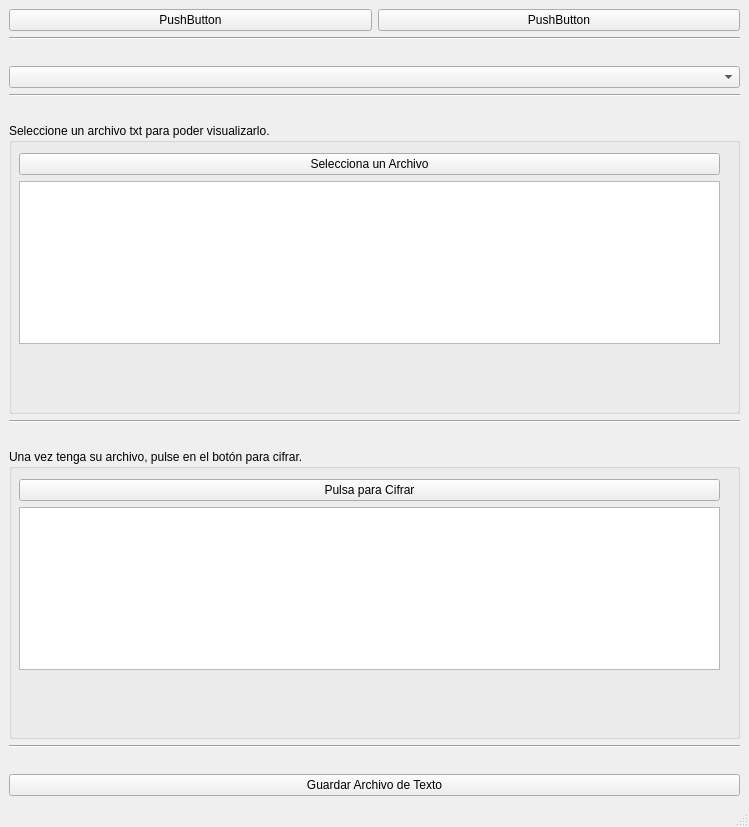
69-bits/CriptoAnalisis, file CriptoAnalisis/mainwindow.ui: the form before one commit.
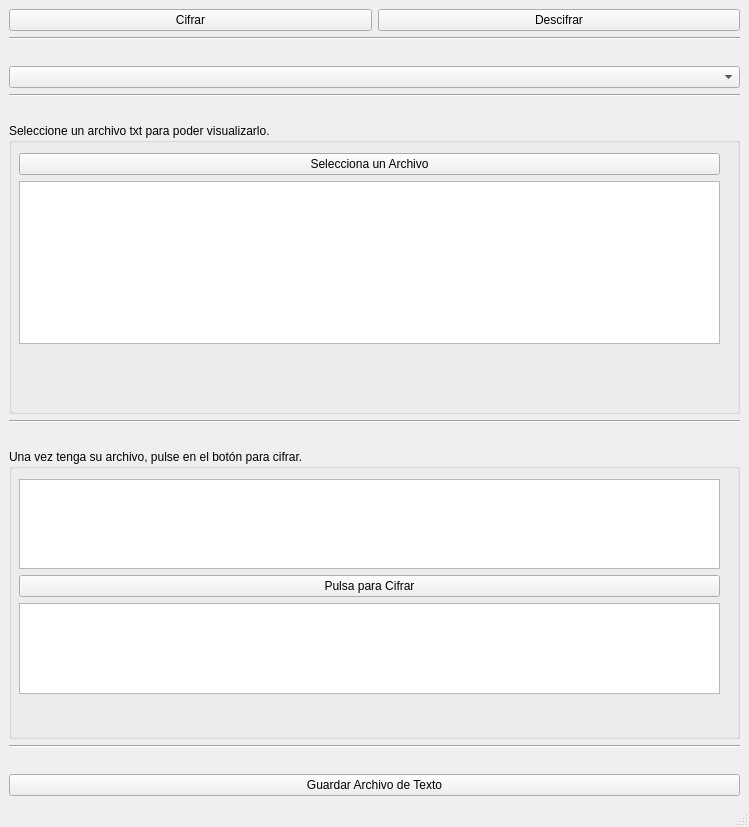
The form after the commit.

```diff
--- a/CriptoAnalisis/mainwindow.ui
+++ b/CriptoAnalisis/mainwindow.ui
@@ -20,14 +20,26 @@
       <item>
        <widget class="QPushButton" name="pushButton_2">
         <property name="text">
-         <string>PushButton</string>
+         <string>Cifrar</string>
+        </property>
+        <property name="checkable">
+         <bool>false</bool>
+        </property>
+        <property name="checked">
+         <bool>false</bool>
         </property>
        </widget>
       </item>
       <item>
        <widget class="QPushButton" name="pushButton">
         <property name="text">
-         <string>PushButton</string>
+         <string>Descifrar</string>
+        </property>
+        <property name="checkable">
+         <bool>false</bool>
+        </property>
+        <property name="checked">
+         <bool>false</bool>
         </property>
        </widget>
       </item>
@@ -92,10 +104,13 @@
            <x>10</x>
            <y>30</y>
            <width>701</width>
-           <height>191</height>
+           <height>215</height>
           </rect>
          </property>
          <layout class="QVBoxLayout" name="verticalLayout_6">
+          <item>
+           <widget class="QTextEdit" name="textEdit"/>
+          </item>
           <item>
            <widget class="QPushButton" name="btnCifrar">
             <property name="text">
```
Left out of the diff: 4 changed lines with no effect on the pictures.
